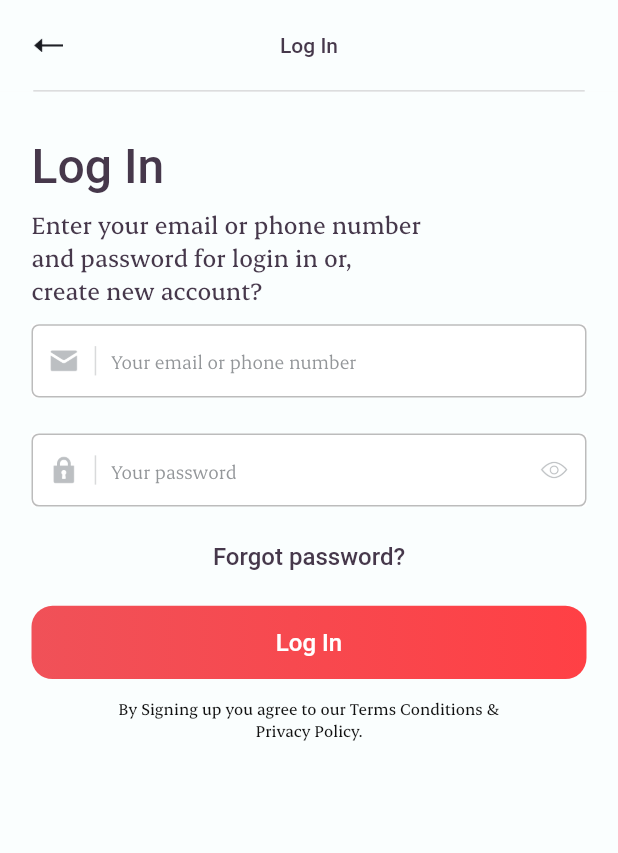
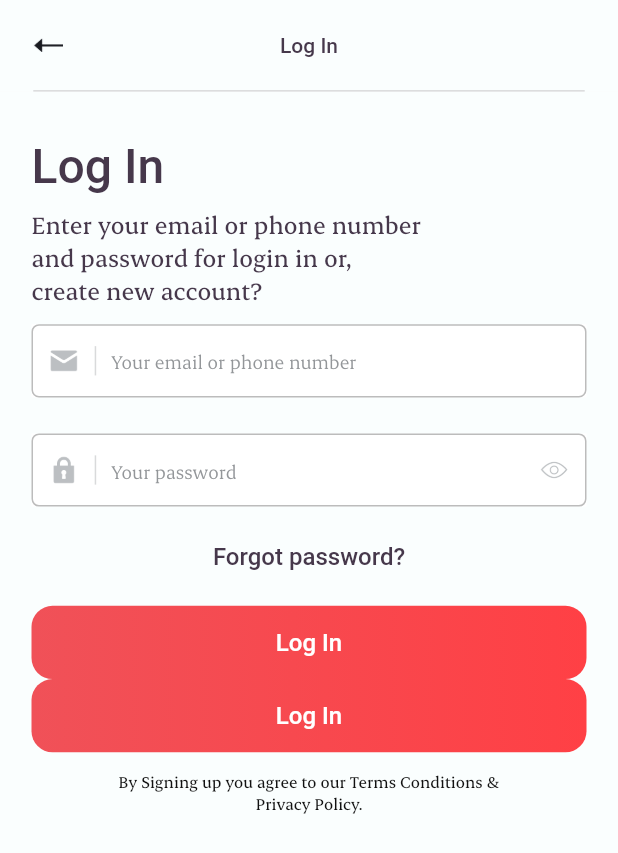
Before and after one commit to DielNguyen/a, a Flutter app: the screen it shows after launch, on a phone screen of 412 x 824 dp. Shown: the top 853 px of the screen. Run offline on Flutter 3.47's test engine with Material 2 defaults, Android fonts, the phone set to English and light mode, and no system bars; our stand-ins replace dartz, easy_localization, equatable, flutter_bloc, flutter_screenutil, get_it and 2 more; missing offline and left inert: restart_app.

Commit message:
login ui

```diff
--- a/assets/translations/en-US.json
+++ b/assets/translations/en-US.json
@@ -10,8 +10,5 @@
   },
   "forgot_password": {
     "text": "Forgot password?"
-  },
-  "title": "Titles",
-  "app_local_demo": "Application localization example!",
-  "demo_details": "This is a sample project to change the language with a drop down menu of languages."
+  }
 }
--- a/lib/core/common/widgets/tb_header.dart
+++ b/lib/core/common/widgets/tb_header.dart
@@ -43,7 +43,7 @@ class TBHeader extends AppBar {
           systemOverlayStyle: const SystemUiOverlayStyle(
             statusBarColor: AppColors.Netral_1,
             statusBarBrightness: Brightness.light,
-            statusBarIconBrightness: Brightness.dark,
+            statusBarIconBrightness: Brightness.light,
           ),
           elevation: 0,
           centerTitle: true,
--- a/lib/core/common/widgets/tb_text_field.dart
+++ b/lib/core/common/widgets/tb_text_field.dart
@@ -50,18 +50,16 @@ class TBTextField extends StatefulWidget {
 }
 
 class _TBTextFieldState extends State<TBTextField> {
-  late final controller = widget.controller ?? TextEditingController();
   bool _isPassword = false;
 
   @override
   void initState() {
-    controller.text = widget.initialText ?? controller.text;
     super.initState();
   }
 
   @override
   void dispose() {
-    controller.dispose();
+    widget.controller?.dispose();
     super.dispose();
   }
 
--- a/lib/features/auth/login/presentation/page/login_page.dart
+++ b/lib/features/auth/login/presentation/page/login_page.dart
@@ -7,7 +7,9 @@ import 'package:a/core/styles/app_colors.dart';
 import 'package:a/core/styles/styles.dart';
 import 'package:a/core/widgets/dismiss_keyboard_widget.dart';
 import 'package:a/resources/resources.dart';
+import 'package:easy_localization/easy_localization.dart';
 import 'package:flutter/material.dart';
+import 'package:restart_app/restart_app.dart';
 
 class LoginPage extends StatelessWidget {
   const LoginPage({Key? key}) : super(key: key);
@@ -29,6 +31,22 @@ class LoginWidget extends StatefulWidget {
 }
 
 class _LoginWidgetState extends State<LoginWidget> {
+
+  TextEditingController _emailController = TextEditingController();
+  TextEditingController _passwordController = TextEditingController();
+
+
+  @override
+  void initState() {
+    _emailController.text = '';
+    _passwordController.text = '';
+  }
+
+  _setLocal(Locale locale) async {
+    await context.setLocale(locale);
+    // Restart.restartApp();
+  }
+
   @override
   Widget build(BuildContext context) {
     return Container(
@@ -89,7 +107,22 @@ class _LoginWidgetState extends State<LoginWidget> {
                       ),
                     )),
                 Container(
-                  child: TBButton(title: 'login.title'),
+                  child: TBButton(
+                    title: 'login.title',
+                    onTap: () async {
+                      final _newLocale = Locale('en', 'US');
+                      _setLocal(_newLocale);
+                    },
+                  ),
+                ),
+                Container(
+                  child: TBButton(
+                    title: 'login.title',
+                    onTap: () async {
+                      final _newLocale = Locale('vi', 'VN');
+                      _setLocal(_newLocale);
+                    },
+                  ),
                 ),
                 Container(
                   alignment: Alignment.center,
--- a/lib/main.dart
+++ b/lib/main.dart
@@ -41,7 +41,9 @@ class MyApp extends StatelessWidget {
         child: MaterialApp(
             debugShowCheckedModeBanner: false,
             localizationsDelegates: context.localizationDelegates,
+            supportedLocales: context.supportedLocales,
             title: 'Posts App',
+            locale: context.locale,
             theme: appTheme,
             routes: AppRoutes.routes,
             initialRoute: R.loginPage,
--- a/pubspec.yaml
+++ b/pubspec.yaml
@@ -26,6 +26,7 @@ dependencies:
     git: https://github.com/aissat/easy_localization_loader.git
   flutter_screenutil: ^5.5.4
   flutter_statusbarcolor_ns: ^0.4.0
+  restart_app: ^1.1.0+1
 dev_dependencies:
   flutter_test:
     sdk: flutter
```
Also changed, not shown: assets/translations/vi-VN.json (+4 -7 lines), pubspec.lock.
